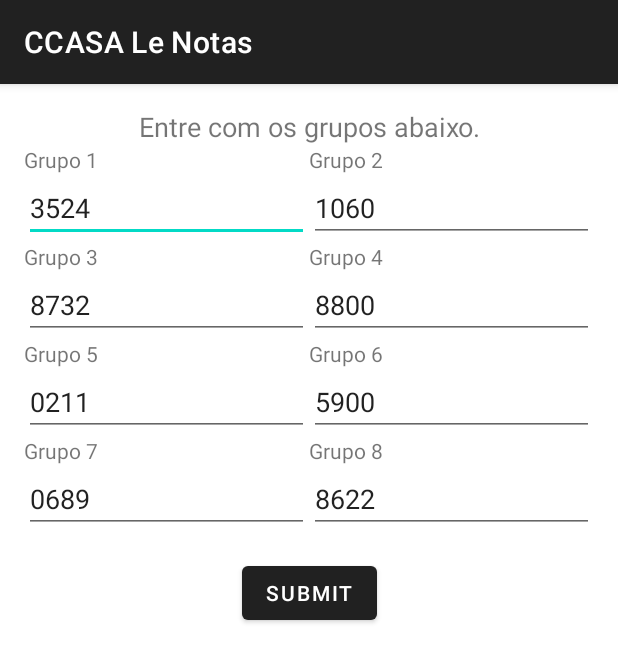
After one commit to gpbuil/CCASAcameraocr, an Android app built with Jetpack Compose: the InputNumbersActivity screen opened directly, with no data from a screen before it, on a phone screen of 412 x 824 dp. The commit adds this screen. Shown: the top 662 px of the screen. Run offline under Robolectric (Android 15) with nearby library versions, the phone set to English and light mode, and no system bars.

Commit message:
Entrada de grupos e validação 44 caracteres

```diff
--- a/app/src/main/AndroidManifest.xml
+++ b/app/src/main/AndroidManifest.xml
@@ -16,6 +16,7 @@
         android:roundIcon="@mipmap/ic_launcher_round"
         android:supportsRtl="true"
         android:theme="@style/Theme.MaterialComponents.DayNight.DarkActionBar">
+        <activity android:name=".InputNumbersActivity" />
         <activity
             android:name=".MainActivity"
             android:screenOrientation="landscape"
--- /dev/null
+++ b/app/src/main/java/com/example/camerawithocr/InputNumbersActivity.kt
@@ -0,0 +1,95 @@
+package com.example.camerawithocr
+
+import android.content.Context
+import android.content.Intent
+import android.os.Bundle
+import android.widget.Button
+import android.widget.EditText
+import android.widget.Toast
+import androidx.appcompat.app.AppCompatActivity
+
+class InputNumbersActivity : AppCompatActivity() {
+
+    // SharedPreferences key for storing the groups
+    private val PREFS_NAME = "UserGroupsPrefs"
+    private val GROUP_1 = "GROUP_1"
+    private val GROUP_2 = "GROUP_2"
+    private val GROUP_3 = "GROUP_3"
+    private val GROUP_4 = "GROUP_4"
+    private val GROUP_5 = "GROUP_5"
+    private val GROUP_6 = "GROUP_6"
+    private val GROUP_7 = "GROUP_7"
+    private val GROUP_8 = "GROUP_8"
+
+    override fun onCreate(savedInstanceState: Bundle?) {
+        super.onCreate(savedInstanceState)
+        setContentView(R.layout.activity_input_numbers)
+
+        // Get references to the input fields
+        val group1 = findViewById<EditText>(R.id.group1)
+        val group2 = findViewById<EditText>(R.id.group2)
+        val group3 = findViewById<EditText>(R.id.group3)
+        val group4 = findViewById<EditText>(R.id.group4)
+        val group5 = findViewById<EditText>(R.id.group5)
+        val group6 = findViewById<EditText>(R.id.group6)
+        val group7 = findViewById<EditText>(R.id.group7)
+        val group8 = findViewById<EditText>(R.id.group8)
+
+        // Load the saved groups from SharedPreferences
+        val sharedPreferences = getSharedPreferences(PREFS_NAME, Context.MODE_PRIVATE)
+        group1.setText(sharedPreferences.getString(GROUP_1, "3524"))  // Pre-fill with saved value
+        group2.setText(sharedPreferences.getString(GROUP_2, "1060"))
+        group3.setText(sharedPreferences.getString(GROUP_3, "8732"))
+        group4.setText(sharedPreferences.getString(GROUP_4, "8800"))
+        group5.setText(sharedPreferences.getString(GROUP_5, "0211"))
+        group6.setText(sharedPreferences.getString(GROUP_6, "5900"))
+        group7.setText(sharedPreferences.getString(GROUP_7, "0689"))
+        group8.setText(sharedPreferences.getString(GROUP_8, "8622"))
+
+        val submitButton = findViewById<Button>(R.id.submit_button)
+
+        submitButton.setOnClickListener {
+            val g1 = group1.text.toString()
+            val g2 = group2.text.toString()
+            val g3 = group3.text.toString()
+            val g4 = group4.text.toString()
+            val g5 = group5.text.toString()
+            val g6 = group6.text.toString()
+            val g7 = group7.text.toString()
+            val g8 = group8.text.toString()
+
+            // Validate user input - ensure each group has 4 digits
+            if (g1.length == 4 && g2.length == 4 && g3.length == 4 && g4.length == 4 && g5.length == 4 && g6.length == 4 && g7.length == 4 && g8.length == 4) {
+                // Save the user input in SharedPreferences for future use
+                with(sharedPreferences.edit()) {
+                    putString(GROUP_1, g1)
+                    putString(GROUP_2, g2)
+                    putString(GROUP_3, g3)
+                    putString(GROUP_4, g4)
+                    putString(GROUP_5, g5)
+                    putString(GROUP_6, g6)
+                    putString(GROUP_7, g7)
+                    putString(GROUP_8, g8)
+                    apply()  // Save changes
+                }
+
+                // Pass the data back to MainActivity
+                val resultIntent = Intent().apply {
+                    putExtra("GROUP_1", g1)
+                    putExtra("GROUP_2", g2)
+                    putExtra("GROUP_3", g3)
+                    putExtra("GROUP_4", g4)
+                    putExtra("GROUP_5", g5)
+                    putExtra("GROUP_6", g6)
+                    putExtra("GROUP_7", g7)
+                    putExtra("GROUP_8", g8)
+                }
+                setResult(RESULT_OK, resultIntent)
+                finish()  // Close InputNumbersActivity and return to MainActivity
+            } else {
+                // Show a Toast message if validation fails
+                Toast.makeText(this, "Please enter 4 digits for each group", Toast.LENGTH_SHORT).show()
+            }
+        }
+    }
+}
--- /dev/null
+++ b/app/src/main/res/layout/activity_input_numbers.xml
@@ -0,0 +1,176 @@
+<androidx.constraintlayout.widget.ConstraintLayout xmlns:android="http://schemas.android.com/apk/res/android"
+    xmlns:app="http://schemas.android.com/apk/res-auto"
+    android:layout_width="match_parent"
+    android:layout_height="wrap_content"
+    android:padding="16dp">
+
+    <TextView
+        android:id="@+id/instruction_text"
+        android:layout_width="wrap_content"
+        android:layout_height="wrap_content"
+        android:text="Entre com os grupos abaixo."
+        android:textSize="18sp"
+        android:layout_marginBottom="100dp"
+        app:layout_constraintTop_toTopOf="parent"
+        app:layout_constraintStart_toStartOf="parent"
+        app:layout_constraintEnd_toEndOf="parent"
+        android:gravity="center_horizontal"/>
+
+    <!-- Group 1 -->
+    <TextView
+        android:id="@+id/group1_label"
+        android:layout_width="wrap_content"
+        android:layout_height="wrap_content"
+        android:text="Grupo 1"
+        app:layout_constraintStart_toStartOf="parent"
+        app:layout_constraintTop_toBottomOf="@id/instruction_text" />
+
+    <EditText
+        android:id="@+id/group1"
+        android:layout_width="0dp"
+        android:layout_height="wrap_content"
+        app:layout_constraintStart_toStartOf="parent"
+        app:layout_constraintTop_toBottomOf="@id/group1_label"
+        app:layout_constraintEnd_toStartOf="@+id/group2"
+        app:layout_constraintWidth_percent="0.5" />
+
+    <!-- Group 2 -->
+    <TextView
+        android:id="@+id/group2_label"
+        android:layout_width="wrap_content"
+        android:layout_height="wrap_content"
+        android:text="Grupo 2"
+        app:layout_constraintStart_toEndOf="@+id/group1"
+        app:layout_constraintTop_toTopOf="@id/group1_label" />
+
+    <EditText
+        android:id="@+id/group2"
+        android:layout_width="0dp"
+        android:layout_height="wrap_content"
+        app:layout_constraintStart_toEndOf="@+id/group1"
+        app:layout_constraintTop_toBottomOf="@id/group2_label"
+        app:layout_constraintEnd_toEndOf="parent"
+        app:layout_constraintWidth_percent="0.5" />
+
+    <!-- Group 3 -->
+    <TextView
+        android:id="@+id/group3_label"
+        android:layout_width="wrap_content"
+        android:layout_height="wrap_content"
+        android:text="Grupo 3"
+        app:layout_constraintStart_toStartOf="parent"
+        app:layout_constraintTop_toBottomOf="@id/group1" />
+
+    <EditText
+        android:id="@+id/group3"
+        android:layout_width="0dp"
+        android:layout_height="wrap_content"
+        app:layout_constraintStart_toStartOf="parent"
+        app:layout_constraintTop_toBottomOf="@id/group3_label"
+        app:layout_constraintEnd_toStartOf="@+id/group4"
+        app:layout_constraintWidth_percent="0.5" />
+
+    <!-- Group 4 -->
+    <TextView
+        android:id="@+id/group4_label"
+        android:layout_width="wrap_content"
+        android:layout_height="wrap_content"
+        android:text="Grupo 4"
+        app:layout_constraintStart_toEndOf="@+id/group3"
+        app:layout_constraintTop_toTopOf="@id/group3_label" />
+
+    <EditText
+        android:id="@+id/group4"
+        android:layout_width="0dp"
+        android:layout_height="wrap_content"
+        app:layout_constraintStart_toEndOf="@+id/group3"
+        app:layout_constraintTop_toBottomOf="@id/group4_label"
+        app:layout_constraintEnd_toEndOf="parent"
+        app:layout_constraintWidth_percent="0.5" />
+
+    <!-- Group 5 -->
+    <TextView
+        android:id="@+id/group5_label"
+        android:layout_width="wrap_content"
+        android:layout_height="wrap_content"
+        android:text="Grupo 5"
+        app:layout_constraintStart_toStartOf="parent"
+        app:layout_constraintTop_toBottomOf="@id/group3" />
+
+    <EditText
+        android:id="@+id/group5"
+        android:layout_width="0dp"
+        android:layout_height="wrap_content"
+        app:layout_constraintEnd_toStartOf="@+id/group6"
+        app:layout_constraintStart_toStartOf="parent"
+        app:layout_constraintTop_toBottomOf="@id/group5_label"
+        app:layout_constraintWidth_percent="0.5" />
+
+    <!-- Group 6 -->
+    <TextView
+        android:id="@+id/group6_label"
+        android:layout_width="wrap_content"
+        android:layout_height="wrap_content"
+        android:text="Grupo 6"
+        app:layout_constraintStart_toEndOf="@+id/group5"
+        app:layout_constraintTop_toTopOf="@id/group5_label" />
+
+    <EditText
+        android:id="@+id/group6"
+        android:layout_width="0dp"
+        android:layout_height="wrap_content"
+        app:layout_constraintEnd_toEndOf="parent"
+        app:layout_constraintStart_toEndOf="@+id/group5"
+        app:layout_constraintTop_toBottomOf="@id/group6_label"
+        app:layout_constraintWidth_percent="0.5" />
+
+    <!-- Group 7 -->
+    <TextView
+        android:id="@+id/group7_label"
+        android:layout_width="wrap_content"
+        android:layout_height="wrap_content"
+        android:text="Grupo 7"
+        app:layout_constraintStart_toStartOf="parent"
+        app:layout_constraintTop_toBottomOf="@id/group5" />
+
+    <EditText
+        android:id="@+id/group7"
+        android:layout_width="0dp"
+        android:layout_height="wrap_content"
+        app:layout_constraintEnd_toStartOf="@+id/group8"
+        app:layout_constraintStart_toStartOf="parent"
+        app:layout_constraintTop_toBottomOf="@id/group7_label"
+        app:layout_constraintWidth_percent="0.5" />
+
+    <!-- Group 8 -->
+    <TextView
+        android:id="@+id/group8_label"
+        android:layout_width="wrap_content"
+        android:layout_height="wrap_content"
+        android:text="Grupo 8"
+        app:layout_constraintStart_toEndOf="@+id/group7"
+        app:layout_constraintTop_toTopOf="@id/group7_label" />
+
+    <EditText
+        android:id="@+id/group8"
+        android:layout_width="0dp"
+        android:layout_height="wrap_content"
+        app:layout_constraintEnd_toEndOf="parent"
+        app:layout_constraintStart_toEndOf="@+id/group7"
+        app:layout_constraintTop_toBottomOf="@id/group7_label"
+        app:layout_constraintWidth_percent="0.5" />
+
+
+
+    <!-- Continue for groups 5-8 similarly -->
+
+    <Button
+        android:id="@+id/submit_button"
+        android:layout_width="wrap_content"
+        android:layout_height="wrap_content"
+        android:text="Submit"
+        app:layout_constraintTop_toBottomOf="@+id/group8"
+        app:layout_constraintEnd_toEndOf="parent"
+        app:layout_constraintStart_toStartOf="parent"
+        android:layout_marginTop="16dp" />
+</androidx.constraintlayout.widget.ConstraintLayout>
--- a/app/src/main/res/layout/activity_main.xml
+++ b/app/src/main/res/layout/activity_main.xml
@@ -75,7 +75,7 @@
         android:id="@+id/torchButton"
         android:layout_width="wrap_content"
         android:layout_height="wrap_content"
-        android:text="Toggle Flashlight"
+        android:text="Lanterna On/Off"
         app:layout_constraintTop_toTopOf="parent"
         app:layout_constraintStart_toStartOf="parent"
         app:layout_constraintEnd_toEndOf="parent"
```
Also changed, not shown: app/src/main/java/com/example/camerawithocr/MainActivity.kt (+142 -28 lines).
